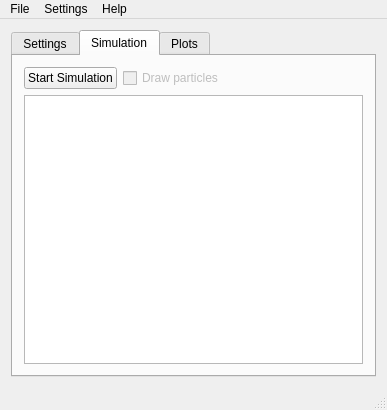
Before: the Qt Designer form MD/mdmainwin.ui in krikru/MD, drawn with Qt 5.
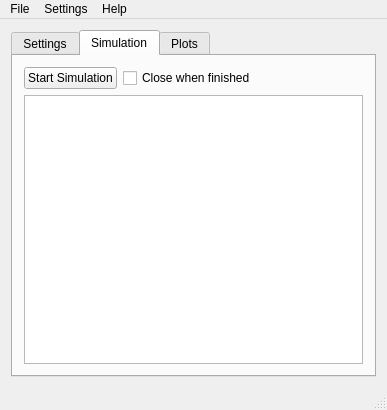
After: the same form once the commit is applied.

```diff
--- a/MD/mdmainwin.ui
+++ b/MD/mdmainwin.ui
@@ -909,10 +909,10 @@
           <item>
            <widget class="QCheckBox" name="draw_particles_cb">
             <property name="enabled">
-             <bool>false</bool>
+             <bool>true</bool>
             </property>
             <property name="text">
-             <string>Draw particles</string>
+             <string>Close when finished</string>
             </property>
            </widget>
           </item>
```
Left out of the diff: 4 changed lines with no effect on the pictures.
